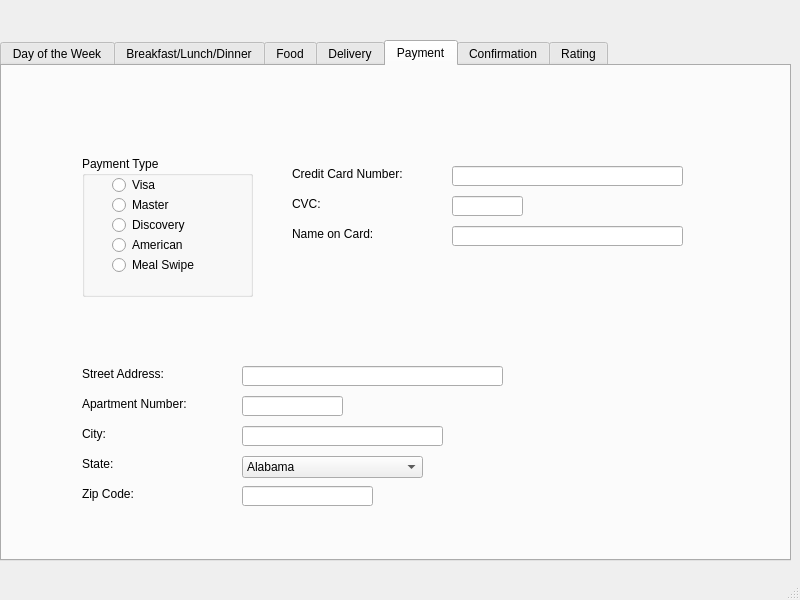
SPUKeenan/GwinnerEats, file Gwinner/mainwindow.ui: the form before one commit.
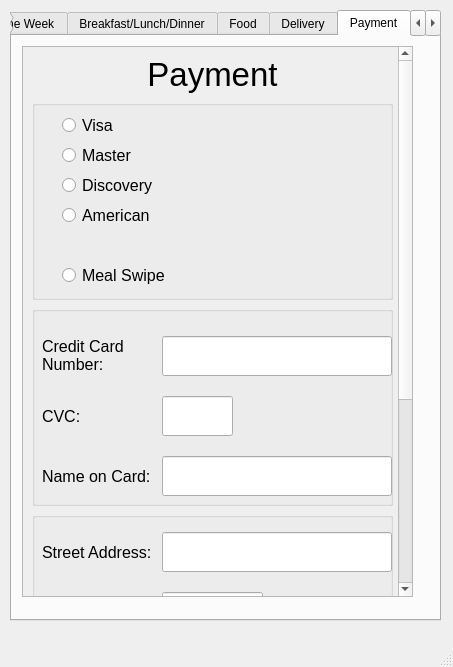
The form after the commit. The open tabs and pages were chosen to show the change.

Commit message:
made UI for a phone
Updated the UI and implemented some more features. Mode things consistant and blah blah blah

Patch:
```diff
--- a/Gwinner/mainwindow.ui
+++ b/Gwinner/mainwindow.ui
@@ -6,10 +6,16 @@
    <rect>
     <x>0</x>
     <y>0</y>
-    <width>800</width>
-    <height>600</height>
+    <width>453</width>
+    <height>667</height>
    </rect>
   </property>
+  <property name="minimumSize">
+   <size>
+    <width>391</width>
+    <height>551</height>
+   </size>
+  </property>
   <property name="windowTitle">
    <string>MainWindow</string>
   </property>
@@ -17,10 +23,10 @@
    <widget class="QTabWidget" name="tabWidget">
     <property name="geometry">
      <rect>
-      <x>0</x>
-      <y>40</y>
-      <width>791</width>
-      <height>521</height>
+      <x>10</x>
+      <y>10</y>
+      <width>431</width>
+      <height>611</height>
      </rect>
     </property>
     <property name="currentIndex">
@@ -453,27 +459,91 @@
      <attribute name="title">
       <string>Payment</string>
      </attribute>
+     <widget class="QScrollArea" name="scrollArea_5">
+      <property name="geometry">
+       <rect>
+        <x>10</x>
+        <y>10</y>
+        <width>391</width>
+        <height>551</height>
+       </rect>
+      </property>
+      <property name="minimumSize">
+       <size>
+        <width>391</width>
+        <height>551</height>
+       </size>
+      </property>
+      <property name="maximumSize">
+       <size>
+        <width>391</width>
+        <height>551</height>
+       </size>
+      </property>
+      <property name="horizontalScrollBarPolicy">
+       <enum>Qt::ScrollBarAlwaysOff</enum>
+      </property>
+      <property name="widgetResizable">
+       <bool>true</bool>
+      </property>
+      <widget class="QWidget" name="scrollAreaWidgetContents_7">
+       <property name="geometry">
+        <rect>
+         <x>0</x>
+         <y>-298</y>
+         <width>409</width>
+         <height>847</height>
+        </rect>
+       </property>
+       <layout class="QVBoxLayout" name="verticalLayout_6">
+        <item>
+         <widget class="QLabel" name="label_11">
+          <property name="font">
+           <font>
+            <pointsize>25</pointsize>
+           </font>
+          </property>
+          <property name="text">
+           <string>&lt;html&gt;&lt;head/&gt;&lt;body&gt;&lt;p align=&quot;center&quot;&gt;Payment&lt;/p&gt;&lt;/body&gt;&lt;/html&gt;</string>
+          </property>
+         </widget>
+        </item>
+        <item>
      <widget class="QGroupBox" name="groupBox">
-      <property name="geometry">
-       <rect>
-        <x>80</x>
-        <y>90</y>
-        <width>171</width>
-        <height>141</height>
-       </rect>
+          <property name="minimumSize">
+           <size>
+            <width>361</width>
+            <height>200</height>
+           </size>
+          </property>
+          <property name="maximumSize">
+           <size>
+            <width>361</width>
+            <height>200</height>
+           </size>
+          </property>
+          <property name="font">
+           <font>
+            <pointsize>12</pointsize>
+           </font>
       </property>
       <property name="title">
-       <string>Payment Type</string>
+           <string/>
       </property>
       <widget class="QRadioButton" name="radioButton">
        <property name="geometry">
         <rect>
          <x>30</x>
-         <y>20</y>
+             <y>10</y>
          <width>83</width>
-         <height>18</height>
-        </rect>
-       </property>
+             <height>30</height>
+            </rect>
+           </property>
+           <property name="font">
+            <font>
+             <pointsize>12</pointsize>
+            </font>
+           </property>
        <property name="text">
         <string>Visa</string>
        </property>
@@ -484,9 +554,14 @@
          <x>30</x>
          <y>40</y>
          <width>83</width>
-         <height>18</height>
-        </rect>
-       </property>
+             <height>30</height>
+            </rect>
+           </property>
+           <property name="font">
+            <font>
+             <pointsize>12</pointsize>
+            </font>
+           </property>
        <property name="text">
         <string>Master</string>
        </property>
@@ -495,11 +570,16 @@
        <property name="geometry">
         <rect>
          <x>30</x>
-         <y>60</y>
-         <width>83</width>
-         <height>18</height>
-        </rect>
-       </property>
+             <y>70</y>
+             <width>100</width>
+             <height>30</height>
+            </rect>
+           </property>
+           <property name="font">
+            <font>
+             <pointsize>12</pointsize>
+            </font>
+           </property>
        <property name="text">
         <string>Discovery</string>
        </property>
@@ -508,11 +588,16 @@
        <property name="geometry">
         <rect>
          <x>30</x>
-         <y>80</y>
-         <width>83</width>
-         <height>18</height>
-        </rect>
-       </property>
+             <y>100</y>
+             <width>100</width>
+             <height>30</height>
+            </rect>
+           </property>
+           <property name="font">
+            <font>
+             <pointsize>12</pointsize>
+            </font>
+           </property>
        <property name="text">
         <string>American</string>
        </property>
@@ -521,199 +606,300 @@
        <property name="geometry">
         <rect>
          <x>30</x>
-         <y>100</y>
-         <width>83</width>
-         <height>18</height>
-        </rect>
-       </property>
+             <y>160</y>
+             <width>140</width>
+             <height>30</height>
+            </rect>
+           </property>
+           <property name="font">
+            <font>
+             <pointsize>12</pointsize>
+            </font>
+           </property>
        <property name="text">
         <string>Meal Swipe</string>
        </property>
       </widget>
      </widget>
-     <widget class="QLineEdit" name="lineEdit_2">
-      <property name="geometry">
-       <rect>
-        <x>450</x>
-        <y>100</y>
-        <width>231</width>
-        <height>20</height>
-       </rect>
-      </property>
-     </widget>
+        </item>
+        <item>
+         <widget class="QGroupBox" name="groupBox_14">
+          <property name="minimumSize">
+           <size>
+            <width>0</width>
+            <height>200</height>
+           </size>
+          </property>
+          <property name="maximumSize">
+           <size>
+            <width>361</width>
+            <height>200</height>
+           </size>
+          </property>
+          <property name="title">
+           <string/>
+          </property>
      <widget class="QLabel" name="label">
       <property name="geometry">
        <rect>
-        <x>290</x>
-        <y>100</y>
+             <x>10</x>
+             <y>30</y>
         <width>131</width>
-        <height>16</height>
-       </rect>
-      </property>
+             <height>40</height>
+            </rect>
+           </property>
+           <property name="font">
+            <font>
+             <pointsize>12</pointsize>
+            </font>
+           </property>
       <property name="text">
-       <string>Credit Card Number:</string>
+            <string>&lt;html&gt;&lt;head/&gt;&lt;body&gt;&lt;p&gt;Credit Card Number:&lt;/p&gt;&lt;/body&gt;&lt;/html&gt;</string>
+           </property>
+           <property name="wordWrap">
+            <bool>true</bool>
+           </property>
+          </widget>
+          <widget class="QLineEdit" name="lineEdit_2">
+           <property name="geometry">
+            <rect>
+             <x>130</x>
+             <y>30</y>
+             <width>230</width>
+             <height>40</height>
+            </rect>
+           </property>
+           <property name="font">
+            <font>
+             <pointsize>12</pointsize>
+            </font>
+           </property>
+           <property name="text">
+            <string/>
       </property>
      </widget>
      <widget class="QLabel" name="label_2">
       <property name="geometry">
        <rect>
-        <x>290</x>
-        <y>130</y>
+             <x>10</x>
+             <y>90</y>
         <width>131</width>
-        <height>16</height>
-       </rect>
-      </property>
+             <height>40</height>
+            </rect>
+           </property>
+           <property name="font">
+            <font>
+             <pointsize>12</pointsize>
+            </font>
+           </property>
       <property name="text">
        <string>CVC:</string>
       </property>
      </widget>
+          <widget class="QLineEdit" name="lineEdit_4">
+           <property name="geometry">
+            <rect>
+             <x>130</x>
+             <y>90</y>
+             <width>71</width>
+             <height>40</height>
+            </rect>
+           </property>
+           <property name="font">
+            <font>
+             <pointsize>12</pointsize>
+            </font>
+           </property>
+          </widget>
      <widget class="QLabel" name="label_3">
       <property name="geometry">
        <rect>
-        <x>290</x>
-        <y>160</y>
+             <x>10</x>
+             <y>150</y>
         <width>131</width>
-        <height>16</height>
-       </rect>
-      </property>
+             <height>40</height>
+            </rect>
+           </property>
+           <property name="font">
+            <font>
+             <pointsize>12</pointsize>
+            </font>
+           </property>
       <property name="text">
        <string>Name on Card:</string>
       </property>
      </widget>
-     <widget class="QLineEdit" name="lineEdit_4">
-      <property name="geometry">
-       <rect>
-        <x>450</x>
-        <y>130</y>
-        <width>71</width>
-        <height>20</height>
-       </rect>
-      </property>
-     </widget>
      <widget class="QLineEdit" name="lineEdit_5">
       <property name="geometry">
        <rect>
-        <x>450</x>
-        <y>160</y>
-        <width>231</width>
-        <height>20</height>
-       </rect>
-      </property>
-     </widget>
+             <x>130</x>
+             <y>150</y>
+             <width>230</width>
+             <height>40</height>
+            </rect>
+           </property>
+           <property name="font">
+            <font>
+             <pointsize>12</pointsize>
+            </font>
+           </property>
+          </widget>
+         </widget>
+        </item>
+        <item>
+         <widget class="QGroupBox" name="groupBox_15">
+          <property name="minimumSize">
+           <size>
+            <width>361</width>
+            <height>320</height>
+           </size>
+          </property>
+          <property name="maximumSize">
+           <size>
+            <width>361</width>
+            <height>320</height>
+           </size>
+          </property>
+          <property name="title">
+           <string/>
+          </property>
      <widget class="QLabel" name="label_15">
       <property name="geometry">
        <rect>
-        <x>80</x>
-        <y>300</y>
+             <x>10</x>
+             <y>20</y>
         <width>131</width>
-        <height>16</height>
-       </rect>
-      </property>
+             <height>40</height>
+            </rect>
+           </property>
+           <property name="font">
+            <font>
+             <pointsize>12</pointsize>
+            </font>
+           </property>
       <property name="text">
        <string>Street Address:</string>
       </property>
      </widget>
+          <widget class="QLineEdit" name="lineEdit_15">
+           <property name="geometry">
+            <rect>
+             <x>130</x>
+             <y>20</y>
+             <width>230</width>
+             <height>40</height>
+            </rect>
+           </property>
+           <property name="font">
+            <font>
+             <pointsize>12</pointsize>
+            </font>
+           </property>
+           <property name="text">
+            <string/>
+           </property>
+          </widget>
      <widget class="QLabel" name="label_16">
       <property name="geometry">
        <rect>
-        <x>80</x>
-        <y>330</y>
+             <x>10</x>
+             <y>80</y>
         <width>131</width>
-        <height>16</height>
-       </rect>
-      </property>
+             <height>41</height>
+            </rect>
+           </property>
+           <property name="font">
+            <font>
+             <pointsize>12</pointsize>
+            </font>
+           </property>
       <property name="text">
-       <string>Apartment Number:</string>
+            <string>Apartment #:</string>
+           </property>
+           <property name="wordWrap">
+            <bool>true</bool>
+           </property>
+          </widget>
+          <widget class="QLineEdit" name="lineEdit_14">
+           <property name="geometry">
+            <rect>
+             <x>130</x>
+             <y>80</y>
+             <width>101</width>
+             <height>40</height>
+            </rect>
+           </property>
+           <property name="font">
+            <font>
+             <pointsize>12</pointsize>
+            </font>
       </property>
      </widget>
      <widget class="QLabel" name="label_17">
       <property name="geometry">
        <rect>
-        <x>80</x>
-        <y>360</y>
+             <x>10</x>
+             <y>140</y>
         <width>131</width>
-        <height>16</height>
-       </rect>
-      </property>
+             <height>40</height>
+            </rect>
+           </property>
+           <property name="font">
+            <font>
+             <pointsize>12</pointsize>
+            </font>
+           </property>
       <property name="text">
        <string>City:</string>
       </property>
      </widget>
-     <widget class="QLabel" name="label_18">
+          <widget class="QLineEdit" name="lineEdit_13">
       <property name="geometry">
        <rect>
-        <x>80</x>
-        <y>420</y>
-        <width>131</width>
-        <height>16</height>
-       </rect>
-      </property>
-      <property name="text">
-       <string>Zip Code:</string>
+             <x>130</x>
+             <y>140</y>
+             <width>201</width>
+             <height>40</height>
+            </rect>
+           </property>
+           <property name="font">
+            <font>
+             <pointsize>12</pointsize>
+            </font>
       </property>
      </widget>
      <widget class="QLabel" name="label_19">
       <property name="geometry">
        <rect>
-        <x>80</x>
-        <y>390</y>
+             <x>10</x>
+             <y>200</y>
         <width>131</width>
-        <height>16</height>
-       </rect>
-      </property>
+             <height>40</height>
+            </rect>
+           </property>
+           <property name="font">
+            <font>
+             <pointsize>12</pointsize>
+            </font>
+           </property>
       <property name="text">
        <string>State:</string>
       </property>
      </widget>
-     <widget class="QLineEdit" name="lineEdit_11">
-      <property name="geometry">
-       <rect>
-        <x>240</x>
-        <y>420</y>
-        <width>131</width>
-        <height>20</height>
-       </rect>
-      </property>
-     </widget>
-     <widget class="QLineEdit" name="lineEdit_13">
-      <property name="geometry">
-       <rect>
-        <x>240</x>
-        <y>360</y>
-        <width>201</width>
-        <height>20</height>
-       </rect>
-      </property>
-     </widget>
-     <widget class="QLineEdit" name="lineEdit_14">
-      <property name="geometry">
-       <rect>
-        <x>240</x>
-        <y>330</y>
-        <width>101</width>
-        <height>20</height>
-       </rect>
-      </property>
-     </widget>
-     <widget class="QLineEdit" name="lineEdit_15">
-      <property name="geometry">
-       <rect>
-        <x>240</x>
-        <y>300</y>
-        <width>261</width>
-        <height>20</height>
-       </rect>
-      </property>
-     </widget>
      <widget class="QComboBox" name="comboBox_3">
       <property name="geometry">
        <rect>
-        <x>240</x>
-        <y>390</y>
+             <x>130</x>
+             <y>200</y>
         <width>181</width>
-        <height>22</height>
-       </rect>
-      </property>
+             <height>40</height>
+            </rect>
+           </property>
+           <property name="font">
+            <font>
+             <pointsize>12</pointsize>
+            </font>
+           </property>
       <item>
        <property name="text">
         <string>Alabama</string>
@@ -960,6 +1146,68 @@
        </property>
       </item>
      </widget>
+          <widget class="QLabel" name="label_18">
+           <property name="geometry">
+            <rect>
+             <x>10</x>
+             <y>260</y>
+             <width>131</width>
+             <height>40</height>
+            </rect>
+           </property>
+           <property name="font">
+            <font>
+             <pointsize>12</pointsize>
+            </font>
+           </property>
+           <property name="text">
+            <string>Zip Code:</string>
+           </property>
+          </widget>
+          <widget class="QLineEdit" name="lineEdit_11">
+           <property name="geometry">
+            <rect>
+             <x>130</x>
+             <y>260</y>
+             <width>131</width>
+             <height>40</height>
+            </rect>
+           </property>
+           <property name="font">
+            <font>
+             <pointsize>12</pointsize>
+            </font>
+           </property>
+          </widget>
+         </widget>
+        </item>
+        <item>
+         <widget class="QPushButton" name="pushButton_8">
+          <property name="minimumSize">
+           <size>
+            <width>0</width>
+            <height>45</height>
+           </size>
+          </property>
+          <property name="maximumSize">
+           <size>
+            <width>361</width>
+            <height>45</height>
+           </size>
+          </property>
+          <property name="font">
+           <font>
+            <pointsize>12</pointsize>
+           </font>
+          </property>
+          <property name="text">
+           <string>Complete Payment</string>
+          </property>
+         </widget>
+        </item>
+       </layout>
+      </widget>
+     </widget>
     </widget>
     <widget class="QWidget" name="tab_6">
      <attribute name="title">
```
Left out of the diff: 1354 changed lines with no effect on the pictures. Lines whose indentation alone changed are shown as unchanged. The commit also changes 3 other files.
